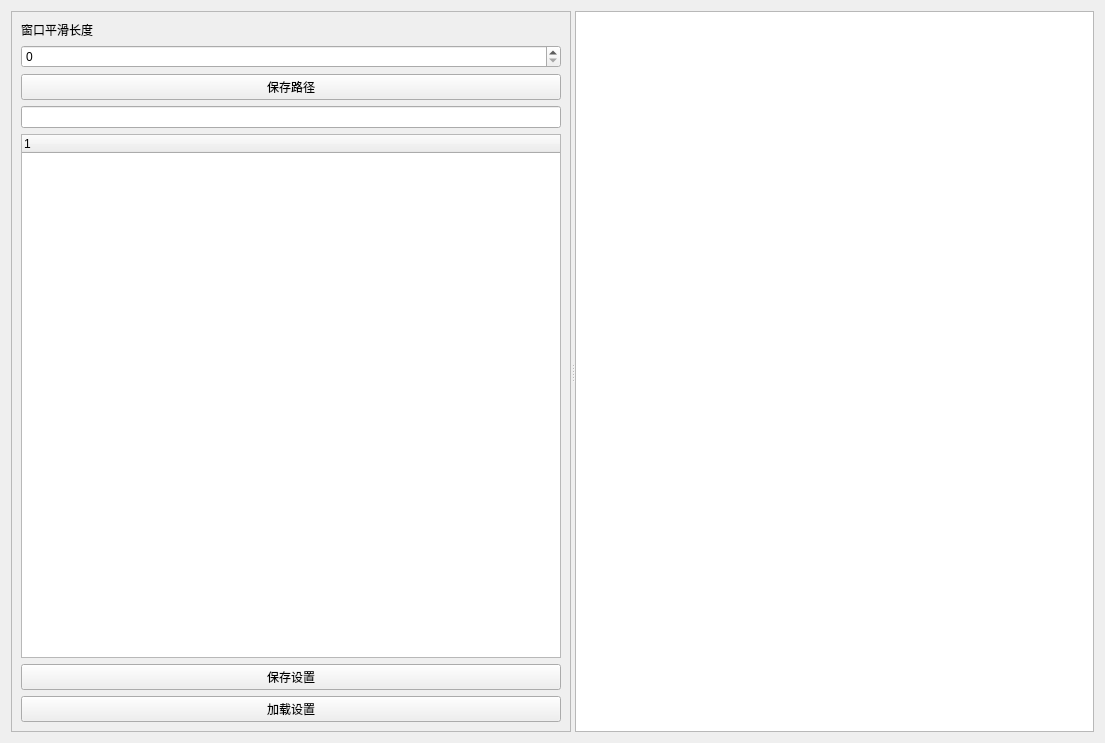
WirelessDataCollect/UpperMonitor, file setting.ui: the form before one commit.
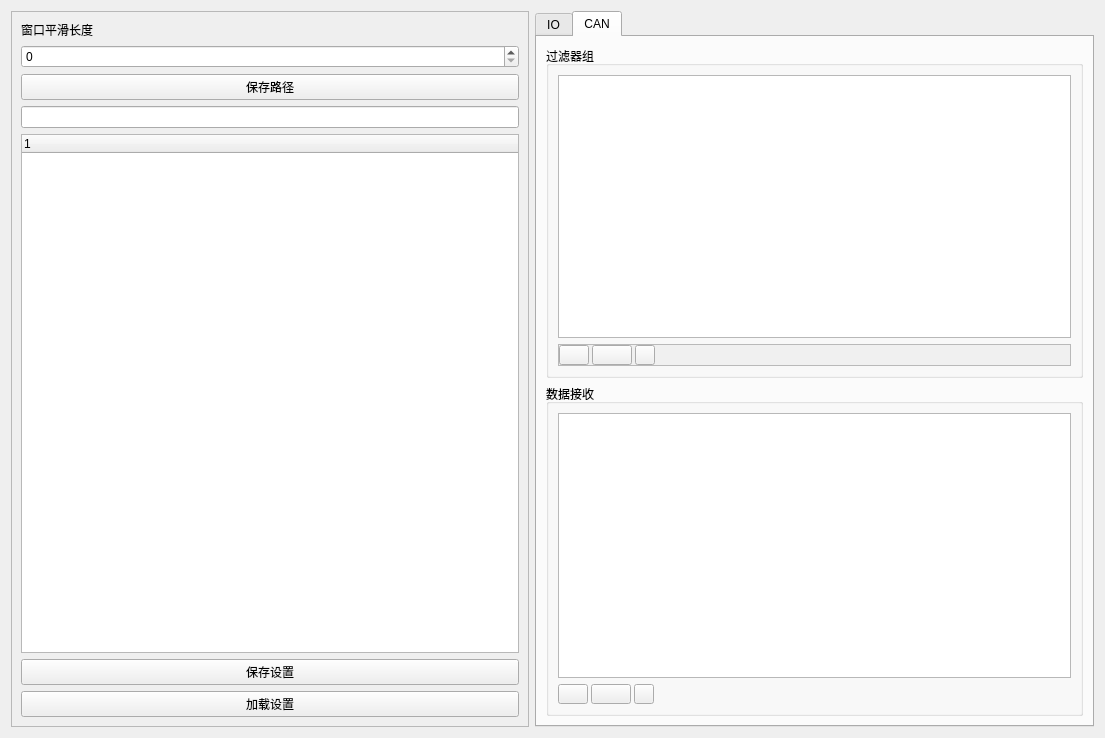
The form after the commit. Icons and pictures are not drawn.

Commit message: Add can setting

Diff of the .ui file:
```diff
--- a/setting.ui
+++ b/setting.ui
@@ -7,7 +7,7 @@
     <x>0</x>
     <y>0</y>
     <width>1105</width>
-    <height>743</height>
+    <height>738</height>
    </rect>
   </property>
   <property name="windowTitle">
@@ -15,10 +15,6 @@
   </property>
   <layout class="QGridLayout" name="gridLayout">
    <item row="0" column="0">
-    <widget class="QSplitter" name="splitter">
-     <property name="orientation">
-      <enum>Qt::Horizontal</enum>
-     </property>
      <widget class="QFrame" name="frame">
       <property name="frameShape">
        <enum>QFrame::StyledPanel</enum>
@@ -72,12 +68,332 @@
        </item>
       </layout>
      </widget>
+   </item>
+   <item row="0" column="1">
+    <widget class="QTabWidget" name="tabWidget">
+     <property name="currentIndex">
+      <number>1</number>
+     </property>
+     <widget class="QWidget" name="tab_3">
+      <attribute name="title">
+       <string>IO</string>
+      </attribute>
+      <layout class="QGridLayout" name="gridLayout">
+       <item row="0" column="0">
      <widget class="QTableWidget" name="tableWidget">
       <property name="styleSheet">
        <string notr="true">
 selection-background-color: rgb(0,120,215);
 </string>
       </property>
+        </widget>
+       </item>
+      </layout>
+     </widget>
+     <widget class="QWidget" name="tab_4">
+      <attribute name="title">
+       <string>CAN</string>
+      </attribute>
+      <layout class="QGridLayout" name="gridLayout_6">
+       <item row="0" column="0">
+        <widget class="QGroupBox" name="groupBox">
+         <property name="title">
+          <string>过滤器组</string>
+         </property>
+         <layout class="QGridLayout" name="gridLayout_4">
+          <item row="0" column="0">
+           <widget class="QTableView" name="tableView"/>
+          </item>
+          <item row="1" column="0">
+           <widget class="QFrame" name="frame_2">
+            <property name="styleSheet">
+             <string notr="true">background-color: rgb(240, 240, 240);</string>
+            </property>
+            <property name="frameShape">
+             <enum>QFrame::StyledPanel</enum>
+            </property>
+            <property name="frameShadow">
+             <enum>QFrame::Raised</enum>
+            </property>
+            <layout class="QGridLayout" name="gridLayout_3">
+             <property name="leftMargin">
+              <number>0</number>
+             </property>
+             <property name="topMargin">
+              <number>0</number>
+             </property>
+             <property name="rightMargin">
+              <number>0</number>
+             </property>
+             <property name="bottomMargin">
+              <number>0</number>
+             </property>
+             <property name="spacing">
+              <number>0</number>
+             </property>
+             <item row="0" column="0">
+              <layout class="QHBoxLayout" name="horizontalLayout">
+               <property name="spacing">
+                <number>3</number>
+               </property>
+               <item>
+                <widget class="QPushButton" name="pushButton_add_1">
+                 <property name="sizePolicy">
+                  <sizepolicy hsizetype="Fixed" vsizetype="Fixed">
+                   <horstretch>0</horstretch>
+                   <verstretch>0</verstretch>
+                  </sizepolicy>
+                 </property>
+                 <property name="minimumSize">
+                  <size>
+                   <width>20</width>
+                   <height>20</height>
+                  </size>
+                 </property>
+                 <property name="maximumSize">
+                  <size>
+                   <width>30</width>
+                   <height>16777215</height>
+                  </size>
+                 </property>
+                 <property name="styleSheet">
+                  <string notr="true">
+QPushButton{
+border-image: url(:/ico/ico/icons/316.bmp);
+
+}
+QPushButton:pressed{
+    
+    border-image: url(:/ico/ico/icons/317.bmp)
+}</string>
+                 </property>
+                 <property name="text">
+                  <string/>
+                 </property>
+                </widget>
+               </item>
+               <item>
+                <widget class="QPushButton" name="pushButton_remove_1">
+                 <property name="sizePolicy">
+                  <sizepolicy hsizetype="Fixed" vsizetype="Fixed">
+                   <horstretch>0</horstretch>
+                   <verstretch>0</verstretch>
+                  </sizepolicy>
+                 </property>
+                 <property name="minimumSize">
+                  <size>
+                   <width>20</width>
+                   <height>20</height>
+                  </size>
+                 </property>
+                 <property name="styleSheet">
+                  <string notr="true">
+QPushButton{
+border-image: url(:/ico/ico/icons/318.bmp);
+
+}
+QPushButton:pressed{
+    
+    border-image: url(:/ico/ico/icons/319.bmp)
+}</string>
+                 </property>
+                 <property name="text">
+                  <string/>
+                 </property>
+                </widget>
+               </item>
+               <item>
+                <widget class="QPushButton" name="pushButton_update_1">
+                 <property name="sizePolicy">
+                  <sizepolicy hsizetype="Fixed" vsizetype="Fixed">
+                   <horstretch>0</horstretch>
+                   <verstretch>0</verstretch>
+                  </sizepolicy>
+                 </property>
+                 <property name="minimumSize">
+                  <size>
+                   <width>20</width>
+                   <height>20</height>
+                  </size>
+                 </property>
+                 <property name="maximumSize">
+                  <size>
+                   <width>20</width>
+                   <height>20</height>
+                  </size>
+                 </property>
+                 <property name="styleSheet">
+                  <string notr="true">
+QPushButton{
+border-image: url(:/ico/ico/icons/322.bmp);
+
+}
+QPushButton:pressed{
+    
+    border-image: url(:/ico/ico/icons/323.bmp)
+}</string>
+                 </property>
+                 <property name="text">
+                  <string/>
+                 </property>
+                </widget>
+               </item>
+              </layout>
+             </item>
+             <item row="0" column="1">
+              <spacer name="horizontalSpacer">
+               <property name="orientation">
+                <enum>Qt::Horizontal</enum>
+               </property>
+               <property name="sizeHint" stdset="0">
+                <size>
+                 <width>175</width>
+                 <height>20</height>
+                </size>
+               </property>
+              </spacer>
+             </item>
+            </layout>
+           </widget>
+          </item>
+         </layout>
+        </widget>
+       </item>
+       <item row="1" column="0">
+        <widget class="QGroupBox" name="groupBox_2">
+         <property name="title">
+          <string>数据接收</string>
+         </property>
+         <layout class="QGridLayout" name="gridLayout_5">
+          <item row="0" column="0" colspan="2">
+           <widget class="QTableView" name="tableView_2"/>
+          </item>
+          <item row="1" column="0">
+           <layout class="QHBoxLayout" name="horizontalLayout_2">
+            <property name="spacing">
+             <number>3</number>
+            </property>
+            <item>
+             <widget class="QPushButton" name="pushButton_add_2">
+              <property name="sizePolicy">
+               <sizepolicy hsizetype="Fixed" vsizetype="Fixed">
+                <horstretch>0</horstretch>
+                <verstretch>0</verstretch>
+               </sizepolicy>
+              </property>
+              <property name="minimumSize">
+               <size>
+                <width>20</width>
+                <height>20</height>
+               </size>
+              </property>
+              <property name="maximumSize">
+               <size>
+                <width>30</width>
+                <height>16777215</height>
+               </size>
+              </property>
+              <property name="styleSheet">
+               <string notr="true">
+QPushButton{
+border-image: url(:/ico/ico/icons/316.bmp);
+
+}
+QPushButton:pressed{
+    
+    border-image: url(:/ico/ico/icons/317.bmp)
+}</string>
+              </property>
+              <property name="text">
+               <string/>
+              </property>
+             </widget>
+            </item>
+            <item>
+             <widget class="QPushButton" name="pushButton_remove_2">
+              <property name="sizePolicy">
+               <sizepolicy hsizetype="Fixed" vsizetype="Fixed">
+                <horstretch>0</horstretch>
+                <verstretch>0</verstretch>
+               </sizepolicy>
+              </property>
+              <property name="minimumSize">
+               <size>
+                <width>20</width>
+                <height>20</height>
+               </size>
+              </property>
+              <property name="styleSheet">
+               <string notr="true">
+QPushButton{
+border-image: url(:/ico/ico/icons/318.bmp);
+
+}
+QPushButton:pressed{
+    
+    border-image: url(:/ico/ico/icons/319.bmp)
+}</string>
+              </property>
+              <property name="text">
+               <string/>
+              </property>
+             </widget>
+            </item>
+            <item>
+             <widget class="QPushButton" name="pushButton_clear_2">
+              <property name="sizePolicy">
+               <sizepolicy hsizetype="Fixed" vsizetype="Fixed">
+                <horstretch>0</horstretch>
+                <verstretch>0</verstretch>
+               </sizepolicy>
+              </property>
+              <property name="minimumSize">
+               <size>
+                <width>20</width>
+                <height>20</height>
+               </size>
+              </property>
+              <property name="maximumSize">
+               <size>
+                <width>20</width>
+                <height>20</height>
+               </size>
+              </property>
+              <property name="styleSheet">
+               <string notr="true">
+QPushButton{
+border-image: url(:/ico/ico/icons/324.bmp);
+
+}
+QPushButton:pressed{
+    
+    border-image: url(:/ico/ico/icons/325.bmp)
+}</string>
+              </property>
+              <property name="text">
+               <string/>
+              </property>
+             </widget>
+            </item>
+           </layout>
+          </item>
+          <item row="1" column="1">
+           <spacer name="horizontalSpacer_2">
+            <property name="orientation">
+             <enum>Qt::Horizontal</enum>
+            </property>
+            <property name="sizeHint" stdset="0">
+             <size>
+              <width>411</width>
+              <height>20</height>
+             </size>
+            </property>
+           </spacer>
+          </item>
+         </layout>
+        </widget>
+       </item>
+      </layout>
      </widget>
     </widget>
    </item>
```
Left out of the diff: 2 changed lines with no effect on the pictures. Lines whose indentation alone changed are shown as unchanged. The commit also changes 23 other files.
